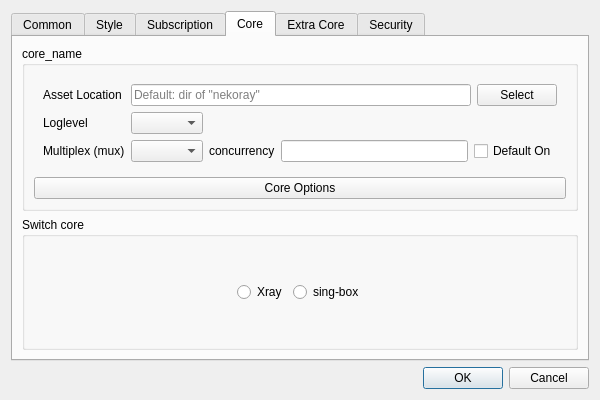
MatsuriDayo/nekoray, file ui/dialog_basic_settings.ui: the form before one commit.
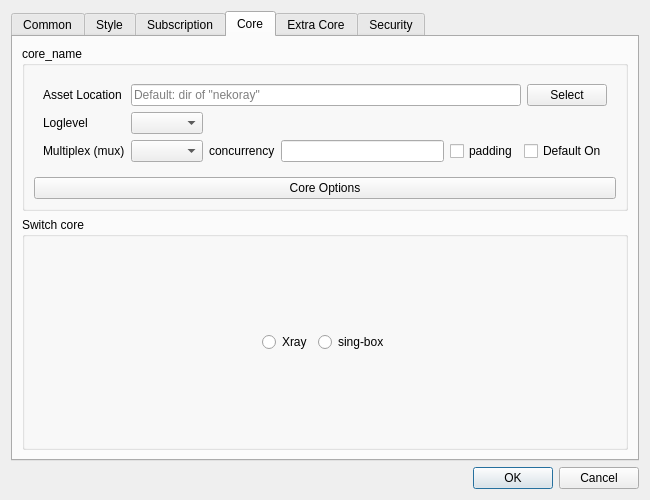
The form after the commit. The open tabs and pages were chosen to show the change. Custom widgets are drawn as their Qt base class.

Commit message: add padding for mux

The edit to the form file:
```diff
--- a/ui/dialog_basic_settings.ui
+++ b/ui/dialog_basic_settings.ui
@@ -6,8 +6,8 @@
    <rect>
     <x>0</x>
     <y>0</y>
-    <width>600</width>
-    <height>400</height>
+    <width>650</width>
+    <height>500</height>
    </rect>
   </property>
   <property name="sizePolicy">
@@ -603,6 +603,13 @@
                <item>
                 <widget class="QLineEdit" name="mux_concurrency"/>
                </item>
+               <item>
+                <widget class="QCheckBox" name="mux_padding">
+                 <property name="text">
+                  <string>padding</string>
+                 </property>
+                </widget>
+               </item>
                <item>
                 <widget class="QCheckBox" name="mux_default_on">
                  <property name="text">
```
Left out of the diff: 6 changed lines with no effect on the pictures. The commit also changes 4 other files.
